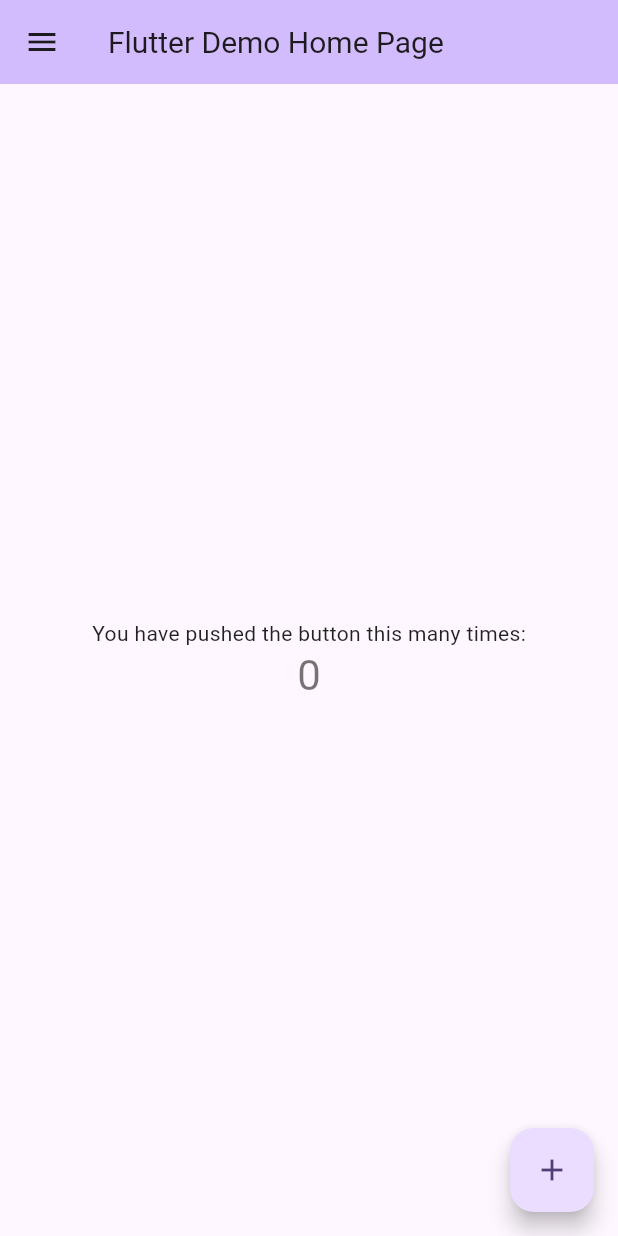
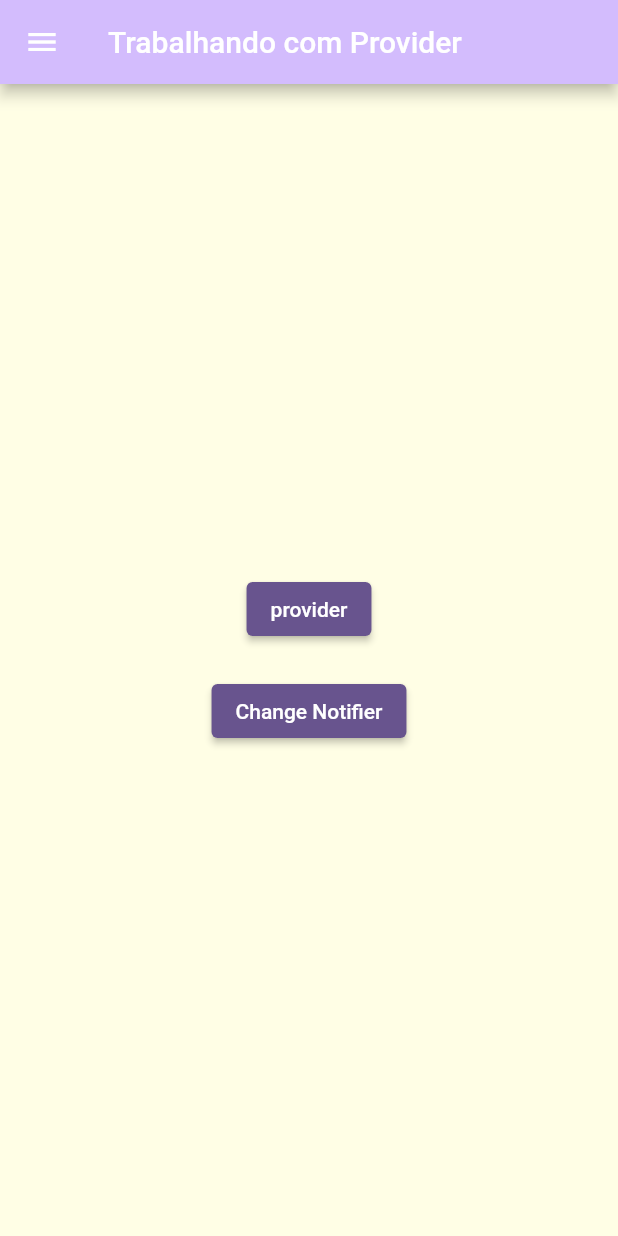
Before and after one commit to gilvancosta/flutter-provider, a Flutter app: the screen it shows after launch, on a phone screen of 412 x 824 dp. Run offline on Flutter 3.47's test engine with Material 2 defaults, Android fonts, the phone set to English and light mode, and no system bars; Roboto replaces fonts that are missing (RobotoCondensed).

Commit message:
Adicionando provider

```diff
--- a/lib/main.dart
+++ b/lib/main.dart
@@ -2,5 +2,5 @@ import 'package:flutter/material.dart';
 import 'src/app.dart';
 
 void main() {
-  runApp(const MyApp(title: 'Flutter Demo Home Page'));
+  runApp(const MyApp(title: 'Trabalhando com Provider'));
 }
--- a/lib/src/app.dart
+++ b/lib/src/app.dart
@@ -1,9 +1,12 @@
 // ignore_for_file: public_member_api_docs, sort_constructors_first
 import 'package:flutter/material.dart';
+import 'package:provider/provider.dart';
 
 import 'core/ui/theme/app_theme.dart';
 import 'core/utls/app_routes.dart';
+import 'models/user_model.dart';
 import 'pages/home/home_page.dart';
+import 'pages/with_provider/with_provider_page.dart';
 
 
 
@@ -21,13 +24,21 @@ class MyApp extends StatefulWidget {
 class _MyAppState extends State<MyApp> {
   @override
   Widget build(BuildContext context) {
-    return MaterialApp(
+    return Provider(
+      create: (_) => const UserModel(
+        name: 'Zoe Saldana',
+        email: 'user2023@gmail.com',
+        imgAvatar: 'https://i.pravatar.cc/300',
+        birthday: '01/01/2023',
+      ),
+      child: MaterialApp(
         debugShowCheckedModeBanner: false,
-      title: 'Vamos Cozinhar?',
+        title: 'My APP',
         theme: MyAppTheme.themeData,
         initialRoute: AppRoutes.home,
         routes: {
           AppRoutes.home: (ctx) => HomePageApp(title: widget.title),
+          'provider': (ctx) => const WithProviderPage(),
         },
 
         onGenerateRoute: (settings) {
@@ -47,6 +58,7 @@ class _MyAppState extends State<MyApp> {
             return HomePageApp(title: widget.title);
           });
         },
+      ),
     );
   }
 }
--- a/lib/src/core/ui/theme/app_theme.dart
+++ b/lib/src/core/ui/theme/app_theme.dart
@@ -1,8 +1,6 @@
 import 'package:flutter/material.dart';
 
 import 'constantes.dart';
-
-
 
 sealed class MyAppTheme {
   static const defaultInputBorder = OutlineInputBorder(
@@ -15,11 +13,11 @@ sealed class MyAppTheme {
   );
 
   static ThemeData themeData = ThemeData(
-    useMaterial3: true,
+    useMaterial3: false,
     // colorScheme: ColorScheme.fromSwatch().copyWith(primary: ConstantsColors.primaryColor, secondary: ConstantsColors.secondaryColor),
     colorScheme: ColorScheme.fromSeed(seedColor: Colors.deepPurple),
 
-  /*   appBarTheme: const AppBarTheme(
+    /*   appBarTheme: const AppBarTheme(
       centerTitle: true,
       iconTheme: IconThemeData(color: ConstantsColors.brow),
       backgroundColor: ConstantsColors.primaryColor,
@@ -42,9 +40,7 @@ sealed class MyAppTheme {
       errorBorder: defaultInputBorder.copyWith(borderSide: const BorderSide(color: ConstantsColors.red)),
     ), */
 
-
-
- /*    elevatedButtonTheme: ElevatedButtonThemeData(
+    /*    elevatedButtonTheme: ElevatedButtonThemeData(
       style: ElevatedButton.styleFrom(
         foregroundColor: Colors.white,
         backgroundColor: ConstantsColors.brow,
@@ -54,17 +50,11 @@ sealed class MyAppTheme {
       ),
     ), */
 
-
-
     textTheme: ThemeData.light().textTheme.copyWith(
           titleLarge: const TextStyle(fontSize: 20, fontFamily: ConstantsFonts.fontFamilyText),
         ),
 
-
     canvasColor: ConstantsColors.myCanvasColor,
     fontFamily: ConstantsFonts.fontFamilyTheme,
-
-
-
   );
 }
--- /dev/null
+++ b/lib/src/models/user_model.dart
@@ -0,0 +1,14 @@
+class UserModel {
+  final String name;
+  final String email;
+  final String imgAvatar;
+  final String birthday;
+
+  const UserModel({
+    required this.name,
+    required this.email,
+    required this.imgAvatar,
+    required this.birthday,
+  });
+
+}
--- a/lib/src/pages/home/home_page.dart
+++ b/lib/src/pages/home/home_page.dart
@@ -22,6 +22,8 @@ class _TabsScreenState extends State<HomePageApp> {
 
   @override
   Widget build(BuildContext context) {
+    return Builder(
+      builder: (context) {
         return Scaffold(
           appBar: AppBar(
             backgroundColor: Theme.of(context).colorScheme.inversePrimary,
@@ -32,21 +34,22 @@ class _TabsScreenState extends State<HomePageApp> {
             child: Column(
               mainAxisAlignment: MainAxisAlignment.center,
               children: <Widget>[
-            const Text(
-              'You have pushed the button this many times:',
+                ElevatedButton(
+                  onPressed: () {
+                    Navigator.pushNamed(context, 'provider');
+                  },
+                  child: const Text('provider'),
                 ),
-            Text(
-              '$_counter',
-              style: Theme.of(context).textTheme.headlineMedium,
+                const SizedBox(height: 20),
+                ElevatedButton(
+                  onPressed: () {},
+                  child: const Text('Change Notifier'),
                 ),
               ],
             ),
           ),
-      floatingActionButton: FloatingActionButton(
-        onPressed: _incrementCounter,
-        tooltip: 'Increment',
-        child: const Icon(Icons.add),
-      ),
+        );
+      },
     );
   }
 }
--- /dev/null
+++ b/lib/src/pages/with_provider/with_provider_page.dart
@@ -0,0 +1,14 @@
+import 'package:flutter/material.dart';
+
+class WithProviderPage extends StatelessWidget {
+
+  const WithProviderPage({ super.key });
+
+   @override
+   Widget build(BuildContext context) {
+       return Scaffold(
+           appBar: AppBar(title: const Text('Provider'),),
+           body: Container(),
+       );
+  }
+}
--- a/pubspec.yaml
+++ b/pubspec.yaml
@@ -35,6 +35,7 @@ dependencies:
   # The following adds the Cupertino Icons font to your application.
   # Use with the CupertinoIcons class for iOS style icons.
   cupertino_icons: ^1.0.2
+  provider: ^6.0.5
 
 dev_dependencies:
   flutter_test:
```
Also changed, not shown: pubspec.lock. Lines whose indentation alone changed are shown as unchanged.
